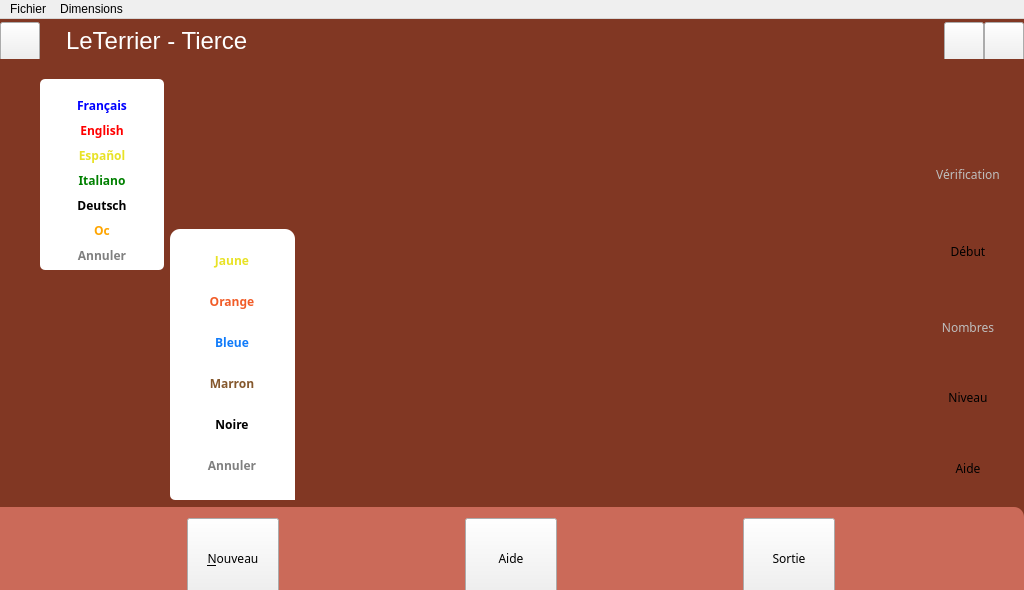
Txikilinux/leterrier-tierce, file mainwindow.ui: the form before one commit.
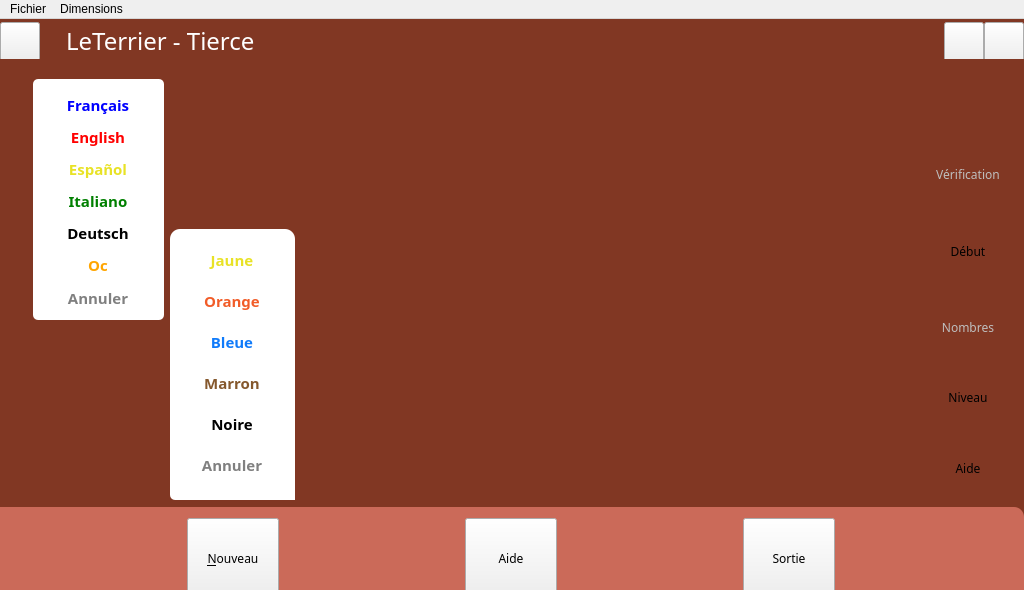
The form after the commit. Icons and pictures are not drawn. Custom widgets are drawn as their Qt base class.

Patch:
```diff
--- a/mainwindow.ui
+++ b/mainwindow.ui
@@ -191,6 +191,7 @@
          <widget class="QLabel" name="lblTitre">
           <property name="font">
            <font>
+            <family>Andika Basic</family>
             <pointsize>-1</pointsize>
            </font>
           </property>
@@ -311,14 +312,14 @@
          <widget class="AbulEduFlatBoutonV1" name="btnLanguages">
           <property name="minimumSize">
            <size>
-            <width>40</width>
-            <height>40</height>
+            <width>48</width>
+            <height>29</height>
            </size>
           </property>
           <property name="maximumSize">
            <size>
-            <width>40</width>
-            <height>40</height>
+            <width>48</width>
+            <height>29</height>
            </size>
           </property>
           <property name="text">
@@ -712,6 +713,7 @@
             <property name="font">
              <font>
               <family>Andika Basic</family>
+              <pointsize>11</pointsize>
               <weight>75</weight>
               <bold>true</bold>
              </font>
@@ -744,6 +746,7 @@
             <property name="font">
              <font>
               <family>Andika Basic</family>
+              <pointsize>11</pointsize>
               <weight>75</weight>
               <bold>true</bold>
              </font>
@@ -776,6 +779,7 @@
             <property name="font">
              <font>
               <family>Andika Basic</family>
+              <pointsize>11</pointsize>
               <weight>75</weight>
               <bold>true</bold>
              </font>
@@ -808,6 +812,7 @@
             <property name="font">
              <font>
               <family>Andika Basic</family>
+              <pointsize>11</pointsize>
               <weight>75</weight>
               <bold>true</bold>
              </font>
@@ -840,6 +845,7 @@
             <property name="font">
              <font>
               <family>Andika Basic</family>
+              <pointsize>11</pointsize>
               <weight>75</weight>
               <bold>true</bold>
              </font>
@@ -875,6 +881,7 @@
             <property name="font">
              <font>
               <family>Andika Basic</family>
+              <pointsize>11</pointsize>
               <weight>75</weight>
               <bold>true</bold>
              </font>
@@ -930,10 +937,10 @@
         <widget class="QFrame" name="frmChoixLangues">
          <property name="geometry">
           <rect>
-           <x>40</x>
+           <x>33</x>
            <y>20</y>
-           <width>124</width>
-           <height>191</height>
+           <width>131</width>
+           <height>241</height>
           </rect>
          </property>
          <property name="styleSheet">
@@ -964,6 +971,7 @@
             <property name="font">
              <font>
               <family>Andika Basic</family>
+              <pointsize>11</pointsize>
               <weight>75</weight>
               <bold>true</bold>
              </font>
@@ -996,6 +1004,7 @@
             <property name="font">
              <font>
               <family>Andika Basic</family>
+              <pointsize>11</pointsize>
               <weight>75</weight>
               <bold>true</bold>
              </font>
@@ -1031,6 +1040,7 @@
             <property name="font">
              <font>
               <family>Andika Basic</family>
+              <pointsize>11</pointsize>
               <weight>75</weight>
               <bold>true</bold>
              </font>
@@ -1066,6 +1076,7 @@
             <property name="font">
              <font>
               <family>Andika Basic</family>
+              <pointsize>11</pointsize>
               <weight>75</weight>
               <bold>true</bold>
              </font>
@@ -1101,6 +1112,7 @@
             <property name="font">
              <font>
               <family>Andika Basic</family>
+              <pointsize>11</pointsize>
               <weight>75</weight>
               <bold>true</bold>
              </font>
@@ -1136,6 +1148,7 @@
             <property name="font">
              <font>
               <family>Andika Basic</family>
+              <pointsize>11</pointsize>
               <weight>75</weight>
               <bold>true</bold>
              </font>
@@ -1171,6 +1184,7 @@
             <property name="font">
              <font>
               <family>Andika Basic</family>
+              <pointsize>11</pointsize>
               <weight>75</weight>
               <bold>true</bold>
              </font>
```
Left out of the diff: 3 changed lines with no effect on the pictures.
